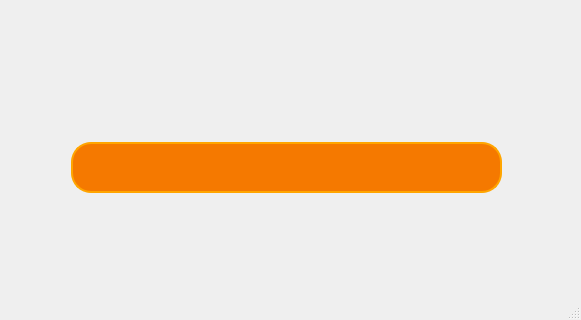
First picture: the form in mainwindow.ui, repository WillsonLee/ShareBooks, before the edit; both pictures show x 0 to 581 and y 509 to 829 of the 581 by 829 pixel window.
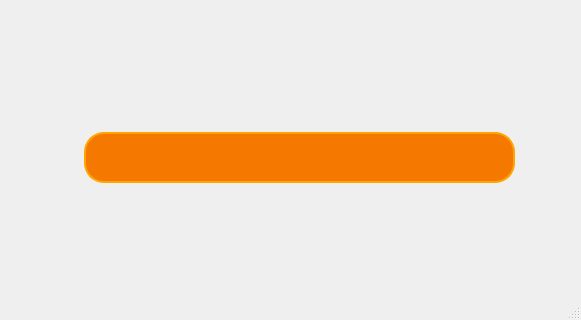
Second picture: the form after the edit. The open tabs and pages were chosen to show the change. Icons and pictures are not drawn. Custom widgets are drawn as their Qt base class.

Commit message: 解决书籍扫描页面对齐与缩放问题;书籍扫描页面按钮回调stoi(ISBN)异常处理

```diff
--- a/mainwindow.ui
+++ b/mainwindow.ui
@@ -14,7 +14,13 @@
    <string>MainWindow</string>
   </property>
   <widget class="QWidget" name="centralWidget">
-   <layout class="QGridLayout" name="gridLayout">
+   <layout class="QVBoxLayout" name="verticalLayout_5">
+    <property name="spacing">
+     <number>3</number>
+    </property>
+    <property name="leftMargin">
+     <number>4</number>
+    </property>
     <property name="topMargin">
      <number>4</number>
     </property>
@@ -24,10 +30,7 @@
     <property name="bottomMargin">
      <number>4</number>
     </property>
-    <property name="spacing">
-     <number>3</number>
-    </property>
-    <item row="0" column="0">
+    <item>
      <widget class="QStackedWidget" name="stackedWidget">
       <property name="frameShape">
        <enum>QFrame::NoFrame</enum>
@@ -638,38 +641,46 @@
          <rect>
           <x>20</x>
           <y>20</y>
-          <width>511</width>
-          <height>521</height>
+          <width>541</width>
+          <height>581</height>
          </rect>
         </property>
-        <widget class="QLabel" name="operation_image">
-         <property name="geometry">
-          <rect>
-           <x>10</x>
-           <y>10</y>
-           <width>471</width>
-           <height>441</height>
-          </rect>
-         </property>
-         <property name="text">
-          <string/>
-         </property>
-        </widget>
+        <layout class="QHBoxLayout" name="horizontalLayout_9">
+         <item>
+          <widget class="QLabel" name="operation_image">
+           <property name="maximumSize">
+            <size>
+             <width>523</width>
+             <height>16777215</height>
+            </size>
+           </property>
+           <property name="layoutDirection">
+            <enum>Qt::LeftToRight</enum>
+           </property>
+           <property name="text">
+            <string/>
+           </property>
+           <property name="alignment">
+            <set>Qt::AlignCenter</set>
+           </property>
+          </widget>
+         </item>
+        </layout>
        </widget>
        <widget class="QWidget" name="widget_5" native="true">
         <property name="geometry">
          <rect>
-          <x>30</x>
+          <x>20</x>
           <y>610</y>
-          <width>481</width>
+          <width>541</width>
           <height>80</height>
          </rect>
         </property>
         <widget class="QPushButton" name="Finish_Op_button">
          <property name="geometry">
           <rect>
-           <x>30</x>
-           <y>20</y>
+           <x>60</x>
+           <y>10</y>
            <width>431</width>
            <height>51</height>
           </rect>
```
Left out of the diff: 6 changed lines with no effect on the pictures. The commit also changes 3 other files.
